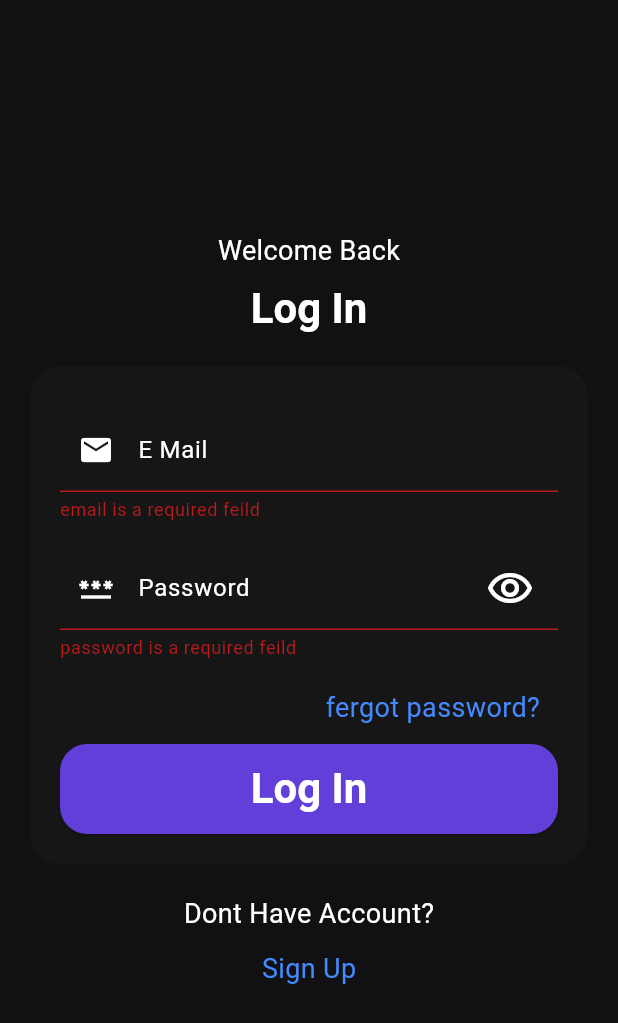
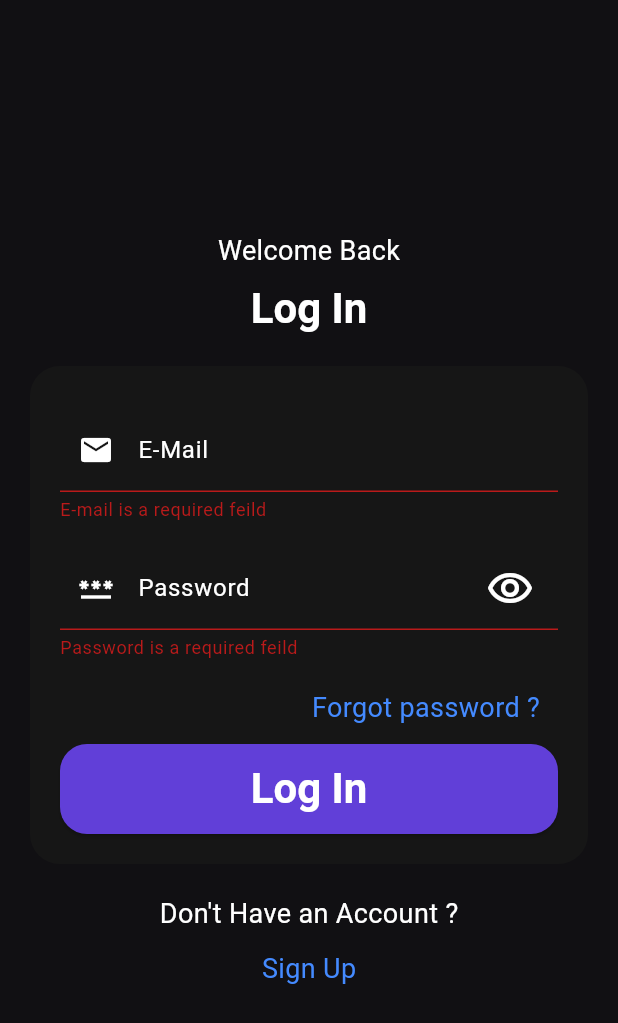
Before and after one commit to iamnithishraja/festing, a Flutter app: the screen it shows after launch, after a tap on "Log In", on a phone screen of 412 x 824 dp. Shown: the top 1023 px of the screen. Run offline on Flutter 3.47's test engine with Material 3 defaults, Android fonts, the light colour scheme and no system bars; our stand-ins replace cookie_jar, dio, dio_cookie_manager, firebase_core, firebase_messaging, flutter_riverpod and 7 more; missing offline and left inert: dart:ffi, image_size_getter, qr_code_scanner; accounts and stored records are empty; network calls fail.

Commit message:
Solved some Typo here an there !

```diff
--- a/fests/lib/screens/auth/changePassword.dart
+++ b/fests/lib/screens/auth/changePassword.dart
@@ -94,7 +94,7 @@ class _ChangePasswordState extends State<ChangePassword> {
                             return 'password is a required feild';
                           }
                           if (value.length < 8) {
-                            return 'plase enter at least 8 charectors';
+                            return 'please enter at least 8 characters';
                           }
                         },
                         obscureText: _isPasswordVisible ? false : true,
@@ -147,7 +147,7 @@ class _ChangePasswordState extends State<ChangePassword> {
                             return 'Confirm password is a required feild';
                           }
                           if (value.length < 8) {
-                            return 'plase enter at least 8 charectors';
+                            return 'please enter at least 8 characters';
                           }
                         },
                         obscureText: _isConfirmPasswordVisible ? false : true,
--- a/fests/lib/screens/auth/login.dart
+++ b/fests/lib/screens/auth/login.dart
@@ -1,4 +1,4 @@
-import 'package:fests/screens/auth/fergotpasswordPage.dart';
+import 'package:fests/screens/auth/forgotpasswordPage.dart';
 import 'package:fests/screens/auth/signup.dart';
 import 'package:flutter/material.dart';
 import 'package:fests/widgets/texts/heading_text.dart';
@@ -62,10 +62,10 @@ class _LoginState extends ConsumerState<Login> {
                           },
                           validator: (value) {
                             if (value == null || value.trim() == '') {
-                              return 'email is a required feild';
+                              return 'E-mail is a required feild';
                             }
                             if (!value.contains('@')) {
-                              return 'enter valid e mail';
+                              return 'Enter valid E-mail';
                             }
                           },
                           decoration: InputDecoration(
@@ -78,7 +78,7 @@ class _LoginState extends ConsumerState<Login> {
                               Icons.email,
                               color: Colors.white,
                             ),
-                            label: Text("E Mail",
+                            label: Text("E-Mail",
                                 style: TextStyle(color: Colors.white)),
                             fillColor: Colors.white,
                             focusedBorder: OutlineInputBorder(
@@ -97,10 +97,10 @@ class _LoginState extends ConsumerState<Login> {
                           },
                           validator: (value) {
                             if (value == null || value.trim() == '') {
-                              return 'password is a required feild';
+                              return 'Password is a required feild';
                             }
                             if (value.length < 8) {
-                              return 'plase enter at least 8 charectors';
+                              return 'Please enter at least 8 characters';
                             }
                           },
                           obscureText: _isPasswordVisible ? false : true,
@@ -149,10 +149,10 @@ class _LoginState extends ConsumerState<Login> {
                               onPressed: () =>
                                   Navigator.of(context).push(MaterialPageRoute(
                                     builder: (context) =>
-                                        FergotPasswordScreen(),
+                                        forgotPasswordScreen(),
                                   )),
                               child: SubHeading(
-                                str: "fergot password?",
+                                str: "Forgot password ?",
                                 color: Colors.blueAccent,
                               )),
                         ],
@@ -179,7 +179,7 @@ class _LoginState extends ConsumerState<Login> {
                 ),
               ),
               SubHeading(
-                str: "Dont Have Account?",
+                str: "Don't Have an Account ?",
               ),
               TextButton(
                   onPressed: widget.callBack,
--- a/fests/lib/screens/auth/signup.dart
+++ b/fests/lib/screens/auth/signup.dart
@@ -142,7 +142,7 @@ class _SignUpState extends ConsumerState<SignUp> {
                               return 'email is a required feild';
                             }
                             if (!value.contains('@')) {
-                              return 'enter valid e mail';
+                              return 'enter valid Email';
                             }
                           },
                           decoration: InputDecoration(
@@ -155,7 +155,7 @@ class _SignUpState extends ConsumerState<SignUp> {
                               Icons.email,
                               color: Colors.white,
                             ),
-                            label: Text("E Mail",
+                            label: Text("E-Mail",
                                 style: TextStyle(color: Colors.white)),
                             fillColor: Colors.white,
                             focusedBorder: OutlineInputBorder(
@@ -177,7 +177,7 @@ class _SignUpState extends ConsumerState<SignUp> {
                               return 'password is a required feild';
                             }
                             if (value.length < 8) {
-                              return 'plase enter at least 8 charectors';
+                              return 'Please enter at least 8 characters';
                             }
                           },
                           obscureText: _isPasswordVisible ? false : true,
```
Also changed, not shown: fests/lib/screens/auth/forgotpasswordPage.dart (renamed from fests/lib/screens/auth/fergotpasswordPage.dart, +7 -7 lines), 3 other files.
